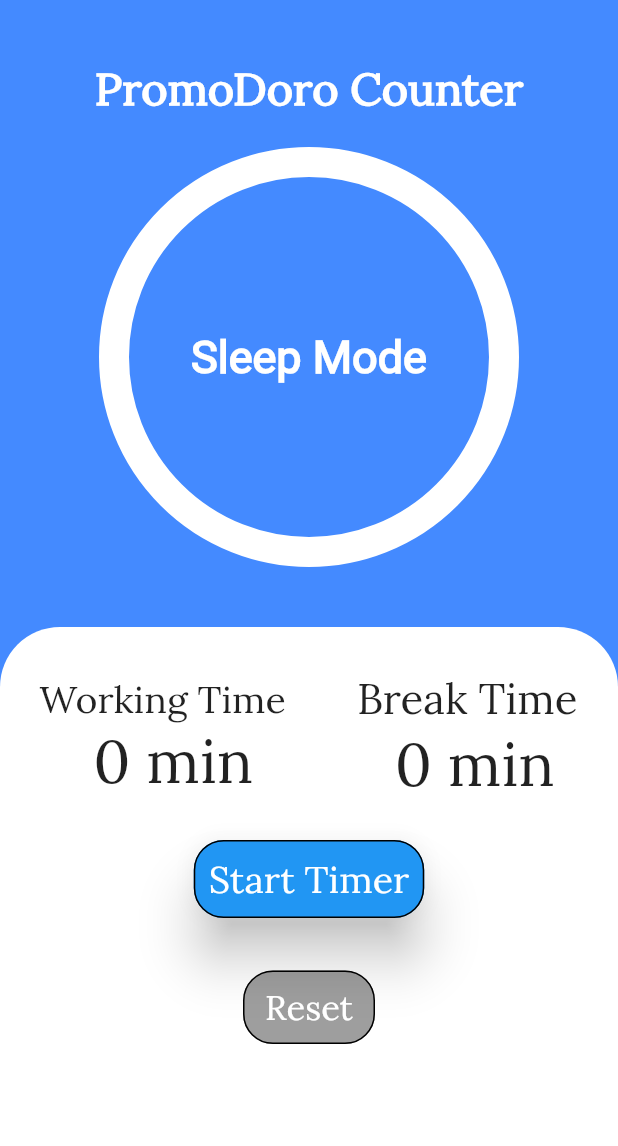
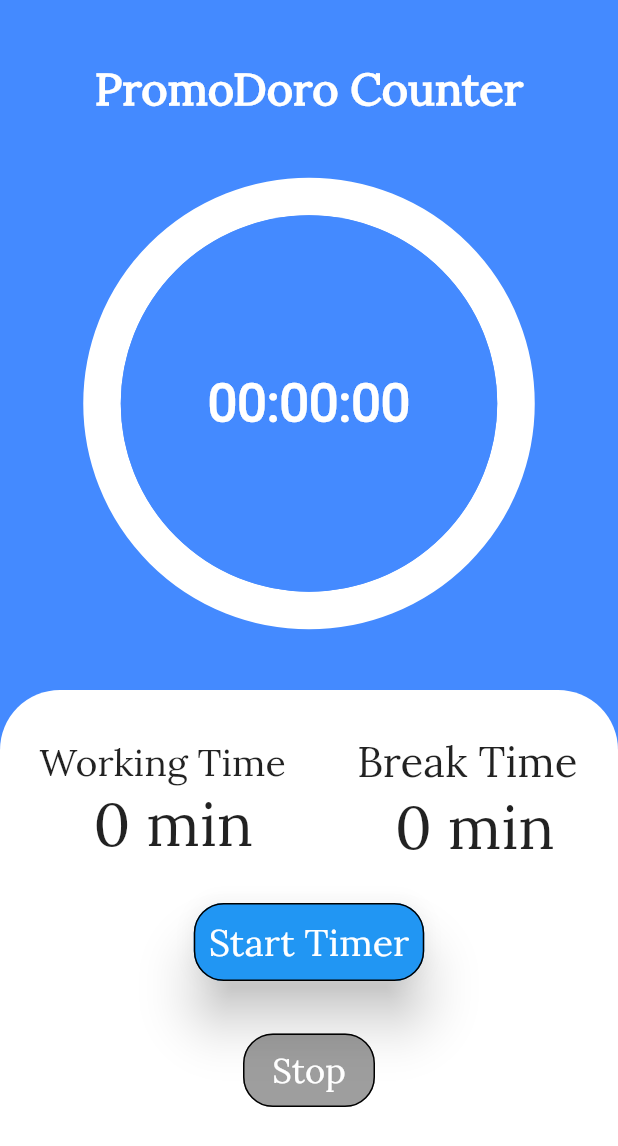
Before and after one commit to SamarpanCoder2002/Mr-Pomodoro, a Flutter app: the PromoDoroClock screen opened directly with empty values, on a phone screen of 412 x 824 dp. Shown: the top 1146 px of the screen. Run offline on Flutter 3.47's test engine with Material 2 defaults, Android fonts, the phone set to English and light mode, and no system bars; drawn by our look-alikes of circular_countdown_timer, percent_indicator; our stand-ins replace animated_splash_screen, page_transition, rflutter_alert, sqflite; accounts and stored records are empty.

Commit message:
Alert Button With Proper Circular Timer Added

```diff
--- a/lib/Backend/Authentication.dart
+++ b/lib/Backend/Authentication.dart
@@ -23,10 +23,8 @@ class Authenticate {
   Future<bool> getData() async {
     List<Map<String, dynamic>> store =
         await databaseHelper.inputDataChecking(this.nameIs, this.pwdIs);
-    print("Store: $store");
-    if (store.isNotEmpty) {
-      return true;
-    }
+    if (store.isNotEmpty)
+       return true;
     return false;
   }
 
--- a/lib/DatabaseController/database.dart
+++ b/lib/DatabaseController/database.dart
@@ -63,7 +63,7 @@ class DatabaseHelper {
     Database db = await this.database;
 
     var result =
-        await db.rawQuery("SELECT * FROM $tableName WHERE $colName = '$_name'");
+        await db.rawQuery("SELECT * FROM $tableName WHERE $colName = '$_name' AND $colPwd = '$_pwd'");
     print(result);
     return result;
   }
--- a/lib/FrontEnd/pomodoro_clock.dart
+++ b/lib/FrontEnd/pomodoro_clock.dart
@@ -2,7 +2,8 @@ import 'package:flutter/cupertino.dart';
 import 'package:flutter/material.dart';
 import 'package:percent_indicator/percent_indicator.dart';
 import 'dart:async';
-import 'dart:io';
+import 'package:circular_countdown_timer/circular_countdown_timer.dart';
+import 'package:rflutter_alert/rflutter_alert.dart';
 
 class PromoDoroClock extends StatefulWidget {
   double wTime, bTime;
@@ -20,13 +21,17 @@ class PromoDoro extends State<PromoDoroClock> {
   double percentCompleteness = 0.0;
   bool _startTimerEnabled = true, _resetEnabled = false;
   String timerCounter = "Sleep Mode";
+  int _initialDuration;
+
+  CountDownController _controller = CountDownController();
 
   PromoDoro(this.wTime, this.bTime);
 
   @override
   void initState() {
     super.initState();
-    animationTiming = 500;
+    animationTiming = 0;
+    _initialDuration = 0;
   }
 
   @override
@@ -54,11 +59,7 @@ class PromoDoro extends State<PromoDoroClock> {
                   ),
                 ),
               ),
-              SizedBox(
-                height: 20.0,
-              ),
-              circularProgress(),
-              SizedBox(height: 40.0),
+              circularProgress(context),
               Expanded(
                 child: Container(
                   padding: EdgeInsets.only(
@@ -102,23 +103,57 @@ class PromoDoro extends State<PromoDoroClock> {
         ));
   }
 
-  Widget circularProgress() {
-    return CircularPercentIndicator(
-      radius: 280.0,
-      animation: true,
-      animationDuration: animationTiming,
-      lineWidth: 20.0,
-      percent: percentCompleteness,
-      center: Text(
-        '$timerCounter',
+  Widget circularProgress(BuildContext context) {
+    return CircularCountDownTimer(
+      duration: this.wTime,
+      initialDuration: 0,
+      controller: _controller,
+      width: MediaQuery.of(context).size.width / 2 + 70,
+      height: MediaQuery.of(context).size.height / 2 - 30,
+      ringColor: Colors.white,
+      ringGradient: null,
+      fillColor: Colors.orange,
+      fillGradient: null,
+      backgroundColor: Colors.blueAccent,
+      backgroundGradient: null,
+      strokeWidth: 25.0,
+      strokeCap: StrokeCap.round,
+      textStyle: TextStyle(
+          fontSize: 35.0, color: Colors.white, fontWeight: FontWeight.bold),
+      textFormat: CountdownTextFormat.HH_MM_SS,
+      autoStart: false,
+      onComplete: () {
+        setState(() {
+          _resetEnabled  = false;
+        });
+        Alert(
+            context: this.context,
+            title: "Congrats! You Completed This PromoDoro",
+            desc:
+                "${this.wTime}-${this.bTime} minute PromoDoro Successfully Completed",
+            type: AlertType.success,
+            closeIcon: Icon(Icons.close_rounded),
+            closeFunction: () {
+              Navigator.pop(context);
+              Navigator.pop(context);
+            },
+            buttons: [
+              DialogButton(
+                  color: Colors.blueAccent,
+                  child: Text(
+                    "Bye",
                     style: TextStyle(
-            fontWeight: FontWeight.bold, fontSize: 30.0, color: Colors.white),
+                        fontSize: 20.0,
+                        fontFamily: 'Lora',
+                        fontWeight: FontWeight.w700,
+                        color: Colors.white),
                   ),
-      circularStrokeCap: CircularStrokeCap.round,
-      backgroundColor: Colors.white,
-      linearGradient: LinearGradient(
-          transform: GradientRotation(150),
-          colors: [Colors.redAccent, Colors.lightGreenAccent]),
+                  onPressed: () {
+                    Navigator.pop(context);
+                    Navigator.pop(context);
+                  }),
+            ]).show();
+      },
     );
   }
 
@@ -154,7 +189,7 @@ class PromoDoro extends State<PromoDoroClock> {
   }
 
   Widget instructionalButton(int functionality) {
-    String instruction = "Reset", debugShow = "Reset Button Pressed";
+    String instruction = "Stop", debugShow = "Reset Button Pressed";
     double moderateFontSize = 23.0;
     if (functionality == 1) {
       instruction = "Start Timer";
@@ -184,7 +219,7 @@ class PromoDoro extends State<PromoDoroClock> {
           color: Colors.white,
         ),
       ),
-          onPressed: _startTimerEnabled == true ? _startTimer : null,
+      onPressed: _startTimerEnabled == true ? _startManagement : null,
     ));
   }
 
@@ -207,36 +242,23 @@ class PromoDoro extends State<PromoDoroClock> {
             color: Colors.white,
           ),
         ),
-        onPressed: _resetEnabled == true ? _resetStart : null,
+        onPressed: _resetEnabled == true ? _stopManagement : null,
       ),
     );
   }
 
-  void _startTimer() {
+  void _startManagement() {
+    _controller.start();
     setState(() {
-      Future<double> take = stateChange();
-      take.then((value) {
-        animationTiming = this.wTime * 1000;
-        percentCompleteness = 1.0;
-      });
-      timerCounter = "Timer Running";
+      _resetEnabled = true;
       _startTimerEnabled = false;
-      _resetEnabled = true;
     });
   }
 
-  void _resetStart() {
+  void _stopManagement() {
+    _controller.pause();
     setState(() {
-      animationTiming = 0;
-      percentCompleteness = 0.0;
-      timerCounter = "Sleep Mode";
       _resetEnabled = false;
-      _startTimerEnabled = true;
     });
   }
-
-  Future<double> stateChange() {
-    Future<double> result = Future.delayed(Duration(seconds: 0), () => 1.0);
-    return result;
 }
-}
--- a/pubspec.yaml
+++ b/pubspec.yaml
@@ -27,7 +27,8 @@ dependencies:
   percent_indicator: ^2.1.9+1
   sqflite: any
   path_provider: any
-  intl: ^0.16.1
+  circular_countdown_timer: ^0.1.0
+  rflutter_alert: ^1.1.0
 
 
 
```
Also changed, not shown: pubspec.lock, 1 other file. Lines whose indentation alone changed are shown as unchanged.
